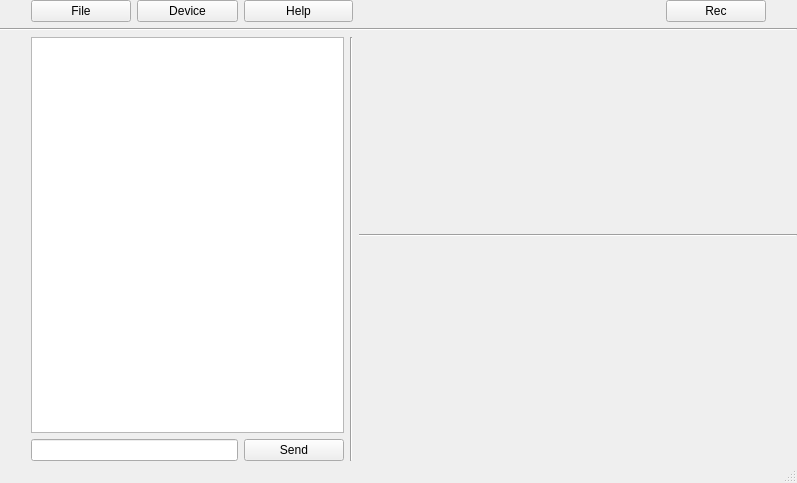
This is Ui/GraphingUi.ui in OrionAerospaceYT/SideKick as Qt 5 draws it before an edit. The edited form follows.
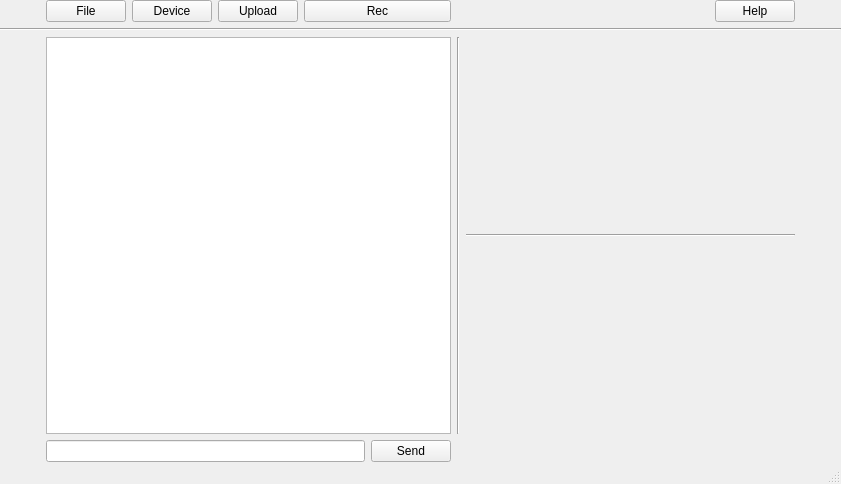
This is the edited form.

Patch:
```diff
--- a/Ui/GraphingUi.ui
+++ b/Ui/GraphingUi.ui
@@ -6,8 +6,8 @@
    <rect>
     <x>0</x>
     <y>0</y>
-    <width>797</width>
-    <height>483</height>
+    <width>841</width>
+    <height>484</height>
    </rect>
   </property>
   <property name="acceptDrops">
@@ -31,99 +31,33 @@
      <number>0</number>
     </property>
     <item row="0" column="0">
-     <layout class="QGridLayout" name="gridLayout" rowstretch="2,1,4,1,4,1" columnstretch="1,4,4,4,1,12,4,1">
-      <item row="0" column="5">
-       <spacer name="horizontalSpacer">
+     <layout class="QGridLayout" name="gridLayout" rowstretch="0,0,0,0,0,0,0" columnstretch="0,2,2,1,5,2,0,20,1,0">
+      <item row="2" column="0" colspan="10">
+       <widget class="Line" name="top_bar">
         <property name="orientation">
          <enum>Qt::Horizontal</enum>
         </property>
-        <property name="sizeHint" stdset="0">
-         <size>
-          <width>40</width>
-          <height>20</height>
-         </size>
-        </property>
-       </spacer>
-      </item>
-      <item row="0" column="6">
-       <widget class="QPushButton" name="pushButton">
-        <property name="text">
-         <string>Rec</string>
-        </property>
        </widget>
       </item>
-      <item row="0" column="3" colspan="2">
-       <widget class="QPushButton" name="pushButton_2">
-        <property name="text">
-         <string>Help</string>
-        </property>
-       </widget>
+      <item row="3" column="1" rowspan="3" colspan="5">
+       <widget class="QTextBrowser" name="terminal"/>
       </item>
-      <item row="5" column="3">
-       <widget class="QPushButton" name="pushButton_3">
-        <property name="text">
-         <string>Send</string>
-        </property>
-       </widget>
-      </item>
-      <item row="2" column="1" rowspan="3" colspan="3">
-       <widget class="QTextBrowser" name="textBrowser"/>
-      </item>
-      <item row="5" column="1" colspan="2">
-       <widget class="QLineEdit" name="lineEdit"/>
-      </item>
-      <item row="2" column="5" colspan="2">
-       <widget class="QWidget" name="widget" native="true"/>
-      </item>
-      <item row="4" column="5" colspan="2">
-       <widget class="QWidget" name="widget_2" native="true"/>
-      </item>
-      <item row="5" column="0">
-       <spacer name="horizontalSpacer_2">
+      <item row="4" column="7" colspan="2">
+       <widget class="Line" name="horizontal_divider">
         <property name="orientation">
          <enum>Qt::Horizontal</enum>
         </property>
-        <property name="sizeHint" stdset="0">
-         <size>
-          <width>40</width>
-          <height>20</height>
-         </size>
-        </property>
-       </spacer>
+       </widget>
       </item>
-      <item row="2" column="4" rowspan="4">
-       <widget class="Line" name="line_2">
+      <item row="3" column="6" rowspan="3">
+       <widget class="Line" name="terminal_divider">
         <property name="orientation">
          <enum>Qt::Vertical</enum>
         </property>
        </widget>
       </item>
-      <item row="0" column="7">
-       <spacer name="horizontalSpacer_3">
-        <property name="orientation">
-         <enum>Qt::Horizontal</enum>
-        </property>
-        <property name="sizeHint" stdset="0">
-         <size>
-          <width>40</width>
-          <height>20</height>
-         </size>
-        </property>
-       </spacer>
-      </item>
-      <item row="1" column="0" colspan="8">
-       <widget class="Line" name="line">
-        <property name="orientation">
-         <enum>Qt::Horizontal</enum>
-        </property>
-       </widget>
-      </item>
-      <item row="3" column="5" colspan="3">
-       <widget class="Line" name="line_3">
-        <property name="orientation">
-         <enum>Qt::Horizontal</enum>
-        </property>
-       </widget>
+      <item row="5" column="7" colspan="2">
+       <widget class="QWidget" name="bottom_widget" native="true"/>
       </item>
       <item row="0" column="2">
        <widget class="QPushButton" name="pushButton_4">
@@ -132,6 +66,35 @@
         </property>
        </widget>
       </item>
+      <item row="3" column="7" colspan="2">
+       <widget class="QWidget" name="top_widget" native="true"/>
+      </item>
+      <item row="6" column="0">
+       <spacer name="left_spacer">
+        <property name="orientation">
+         <enum>Qt::Horizontal</enum>
+        </property>
+        <property name="sizeHint" stdset="0">
+         <size>
+          <width>40</width>
+          <height>20</height>
+         </size>
+        </property>
+       </spacer>
+      </item>
+      <item row="0" column="9">
+       <spacer name="right_spacer">
+        <property name="orientation">
+         <enum>Qt::Horizontal</enum>
+        </property>
+        <property name="sizeHint" stdset="0">
+         <size>
+          <width>40</width>
+          <height>20</height>
+         </size>
+        </property>
+       </spacer>
+      </item>
       <item row="0" column="1">
        <widget class="QPushButton" name="pushButton_5">
         <property name="text">
@@ -139,6 +102,50 @@
         </property>
        </widget>
       </item>
+      <item row="0" column="7">
+       <spacer name="button_spacer">
+        <property name="orientation">
+         <enum>Qt::Horizontal</enum>
+        </property>
+        <property name="sizeHint" stdset="0">
+         <size>
+          <width>40</width>
+          <height>20</height>
+         </size>
+        </property>
+       </spacer>
+      </item>
+      <item row="0" column="3">
+       <widget class="QPushButton" name="pushButton">
+        <property name="text">
+         <string>Upload</string>
+        </property>
+       </widget>
+      </item>
+      <item row="0" column="8">
+       <widget class="QPushButton" name="help">
+        <property name="text">
+         <string>Help</string>
+        </property>
+       </widget>
+      </item>
+      <item row="6" column="5">
+       <widget class="QPushButton" name="send">
+        <property name="text">
+         <string>Send</string>
+        </property>
+       </widget>
+      </item>
+      <item row="6" column="1" colspan="4">
+       <widget class="QLineEdit" name="message"/>
+      </item>
+      <item row="0" column="4" colspan="2">
+       <widget class="QPushButton" name="record">
+        <property name="text">
+         <string>Rec</string>
+        </property>
+       </widget>
+      </item>
      </layout>
     </item>
    </layout>
```
Left out of the diff: 4 changed lines with no effect on the pictures.
